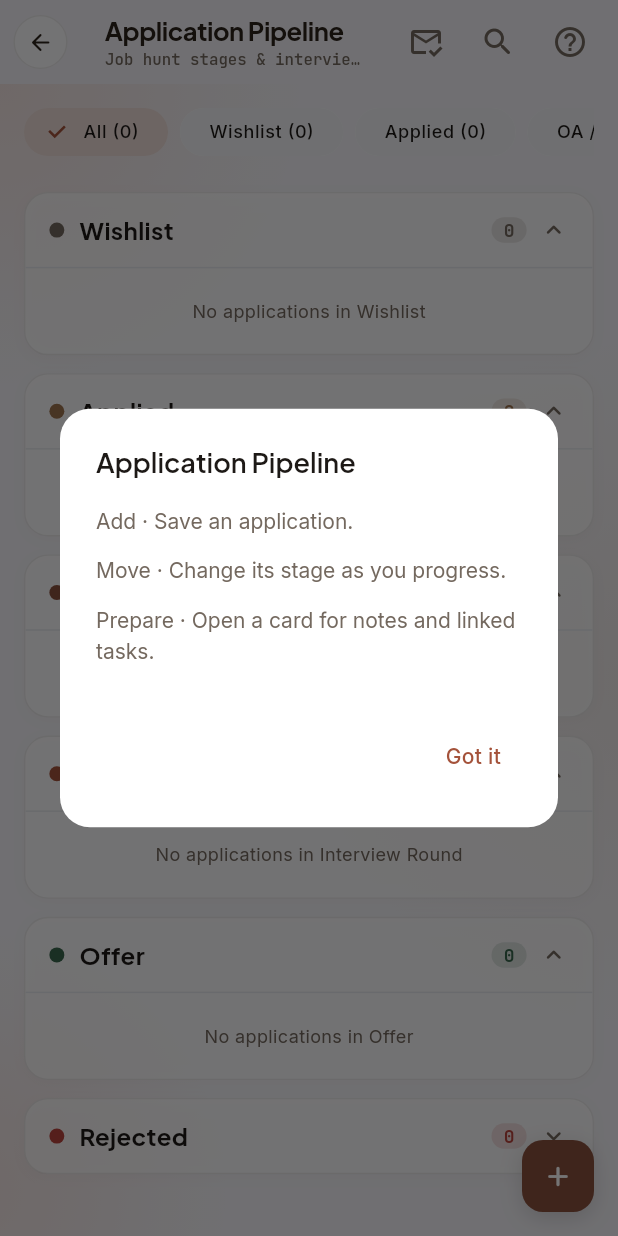
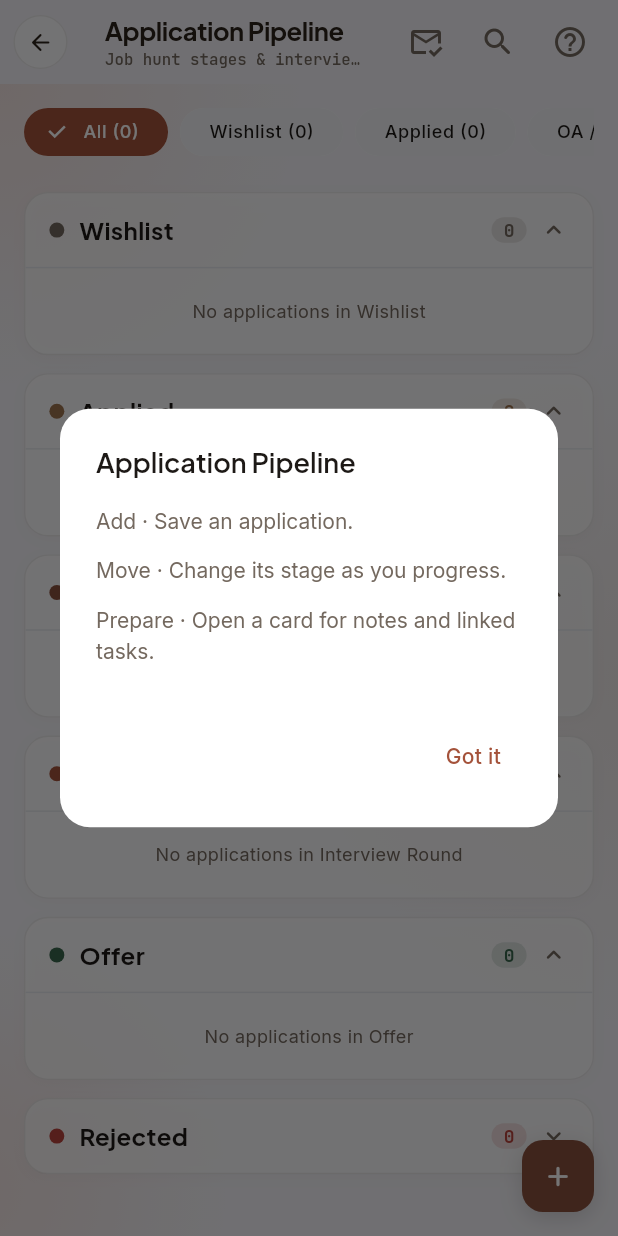
Before and after one commit to Arun-Singh-315/Ascent-Beta, a Flutter app: the PipelineScreen screen opened by its route, on a phone screen of 412 x 824 dp. Run offline on Flutter 3.47's test engine with Material 3 defaults, Android fonts, the phone set to English and light mode, and no system bars; our stand-ins replace audioplayers, drift, drift_flutter, file_picker, fl_chart, flutter_local_notifications and 12 more; missing offline and left inert: flutter_pdfview; accounts and stored records are empty; generated files the repository leaves out were written again; project files that could hold a hidden picture were left out.

Commit message:
refactor: balance Nordic Sky palette with obsidian headings, white toggle text, and warm copper accents

```diff
--- a/lib/app/theme/app_theme.dart
+++ b/lib/app/theme/app_theme.dart
@@ -31,7 +31,8 @@ class AscentTheme {
   static ThemeData assistant(ThemeData parent) {
     if (parent.brightness == Brightness.dark) return parent;
     final parentGlass = parent.extension<AscentGlass>() ?? AscentGlass.light;
-    final isNordic = parentGlass.clay == const Color(0xFF0EA5E9) ||
+    final isNordic = parentGlass.clay == const Color(0xFFC05621) ||
+        parentGlass.slate == const Color(0xFF0284C7) ||
         parentGlass.bg == const Color(0xFFF0F4F9);
     final original = _build(
       brightness: Brightness.light,
@@ -76,13 +77,13 @@ class AscentTheme {
         : (isNordicSky ? const Color(0xFFE8EEF5) : AscentColors.bgSurfaceElevated);
     final accentPrimary = isDark
         ? AscentColors.accentPrimaryDark
-        : (isNordicSky ? const Color(0xFF0EA5E9) : AscentColors.accentPrimary);
+        : (isNordicSky ? const Color(0xFF0284C7) : AscentColors.accentPrimary);
     final accentSecondary = isDark
         ? AscentColors.accentSecondaryDark
-        : (isNordicSky ? const Color(0xFF38BDF8) : AscentColors.accentSecondary);
+        : (isNordicSky ? const Color(0xFF0369A1) : AscentColors.accentSecondary);
     final accentInfo = isDark
         ? AscentColors.accentInfoDark
-        : (isNordicSky ? const Color(0xFF38BDF8) : AscentColors.accentInfo);
+        : (isNordicSky ? const Color(0xFFD97706) : AscentColors.accentInfo);
     final stateDanger = isDark
         ? AscentColors.stateDangerDark
         : (isNordicSky ? const Color(0xFFDC2626) : AscentColors.stateDanger);
@@ -287,9 +288,12 @@ class AscentTheme {
       // ── Text button ─────────────────────────────────────────────────────────
       textButtonTheme: TextButtonThemeData(
         style: ButtonStyle(
-          foregroundColor: WidgetStatePropertyAll(accentPrimary),
+          foregroundColor: WidgetStatePropertyAll(
+            isNordicSky ? const Color(0xFF0369A1) : accentPrimary,
+          ),
           overlayColor: WidgetStatePropertyAll(
-            accentPrimary.withValues(alpha: 0.08),
+            (isNordicSky ? const Color(0xFF0369A1) : accentPrimary)
+                .withValues(alpha: 0.08),
           ),
           textStyle: WidgetStatePropertyAll(AscentTextStyles.labelMedium),
           shape: const WidgetStatePropertyAll(
@@ -306,13 +310,17 @@ class AscentTheme {
       // ── Outlined button ─────────────────────────────────────────────────────
       outlinedButtonTheme: OutlinedButtonThemeData(
         style: ButtonStyle(
-          foregroundColor: WidgetStatePropertyAll(accentPrimary),
+          foregroundColor: WidgetStatePropertyAll(
+            isNordicSky ? const Color(0xFF0F172A) : accentPrimary,
+          ),
           overlayColor: WidgetStatePropertyAll(
             accentPrimary.withValues(alpha: 0.08),
           ),
           side: WidgetStatePropertyAll(
             BorderSide(
-              color: day ? AppSurfaces.day.ink : divider,
+              color: day
+                  ? AppSurfaces.day.ink
+                  : (isNordicSky ? const Color(0xFFCBD5E1) : divider),
               width: day ? AppSurfaces.day.cardBorderWidth : 1.0,
             ),
           ),
@@ -343,7 +351,7 @@ class AscentTheme {
         }),
         trackColor: WidgetStateProperty.resolveWith((states) {
           if (states.contains(WidgetState.selected)) {
-            if (isNordicSky) return const Color(0xFF38BDF8);
+            if (isNordicSky) return const Color(0xFF0284C7);
             return isDark
                 ? accentPrimary.withValues(alpha: 0.38)
                 : const Color(0xFFC07360).withValues(alpha: 0.28);
--- a/lib/app/theme/glass_theme.dart
+++ b/lib/app/theme/glass_theme.dart
@@ -92,25 +92,25 @@ class AscentGlass extends ThemeExtension<AscentGlass> {
 
   static const nordicSky = AscentGlass(
     bg: Color(0xFFF0F4F9),
-    fill: Color.fromRGBO(255, 255, 255, 0.72),
+    fill: Color.fromRGBO(255, 255, 255, 0.78),
     edge: Color.fromRGBO(15, 23, 42, 0.08),
     highlight: Color.fromRGBO(255, 255, 255, 0.95),
     line: Color.fromRGBO(15, 23, 42, 0.08),
-    glow1: Color.fromRGBO(56, 189, 248, 0.22),
-    glow2: Color.fromRGBO(14, 165, 233, 0.14),
-    track: Color.fromRGBO(15, 23, 42, 0.10),
-    nav: Color.fromRGBO(240, 244, 249, 0.85),
-    shadow: Color.fromRGBO(15, 23, 42, 0.12),
-    clay: Color(0xFF0EA5E9),
-    claySoft: Color.fromRGBO(14, 165, 233, 0.14),
-    slate: Color(0xFF38BDF8),
-    slateSoft: Color.fromRGBO(56, 189, 248, 0.14),
-    sage: Color(0xFF10B981),
-    sageSoft: Color.fromRGBO(16, 185, 129, 0.12),
-    amber: Color(0xFFF59E0B),
-    amberSoft: Color.fromRGBO(245, 158, 11, 0.12),
-    coral: Color(0xFFEF4444),
-    coralSoft: Color.fromRGBO(239, 68, 68, 0.12),
+    glow1: Color.fromRGBO(2, 132, 199, 0.12),
+    glow2: Color.fromRGBO(217, 119, 6, 0.08),
+    track: Color.fromRGBO(15, 23, 42, 0.08),
+    nav: Color.fromRGBO(240, 244, 249, 0.88),
+    shadow: Color.fromRGBO(15, 23, 42, 0.08),
+    clay: Color(0xFFC05621),
+    claySoft: Color.fromRGBO(192, 86, 33, 0.12),
+    slate: Color(0xFF0284C7),
+    slateSoft: Color.fromRGBO(2, 132, 199, 0.12),
+    sage: Color(0xFF059669),
+    sageSoft: Color.fromRGBO(5, 150, 105, 0.12),
+    amber: Color(0xFFD97706),
+    amberSoft: Color.fromRGBO(217, 119, 6, 0.12),
+    coral: Color(0xFFDC2626),
+    coralSoft: Color.fromRGBO(220, 38, 38, 0.12),
     ink: Color(0xFF0F172A),
     inkSecondary: Color(0xFF334155),
     inkMuted: Color(0xFF64748B),
--- a/lib/app/theme/surface_tokens.dart
+++ b/lib/app/theme/surface_tokens.dart
@@ -97,14 +97,14 @@ class AppSurfaces extends ThemeExtension<AppSurfaces> {
     outlined: true,
     ink: Color(0xFF0F172A),
     mutedText: Color(0xFF64748B),
-    accent: Color(0xFF0EA5E9),
-    greenAction: Color(0xFF0EA5E9),
+    accent: Color(0xFF0284C7),
+    greenAction: Color(0xFF059669),
     cardFill: Colors.transparent,
     cardBorderColor: Color(0xFF0F172A),
     pillBorderColor: Color(0xFF0F172A),
     dividerColor: Color(0x330F172A),
-    tintFill: Color(0x240EA5E9),
-    tintBorder: Color(0x4D0EA5E9),
+    tintFill: Color(0x1F0284C7),
+    tintBorder: Color(0x4D0284C7),
     onAccent: Colors.white,
     cardBorderWidth: 1.5,
     pillBorderWidth: 1,
@@ -115,14 +115,14 @@ class AppSurfaces extends ThemeExtension<AppSurfaces> {
   static final legacyNordicSky = night.copyWith(
     ink: AscentGlass.nordicSky.ink,
     mutedText: AscentGlass.nordicSky.inkMuted,
-    accent: AscentGlass.nordicSky.clay,
-    greenAction: const Color(0xFF0EA5E9),
+    accent: AscentGlass.nordicSky.slate,
+    greenAction: const Color(0xFF059669),
     cardFill: AscentGlass.nordicSky.fill,
     cardBorderColor: AscentGlass.nordicSky.edge,
     pillBorderColor: AscentGlass.nordicSky.edge,
     dividerColor: AscentGlass.nordicSky.line,
-    tintFill: AscentGlass.nordicSky.claySoft,
-    tintBorder: AscentGlass.nordicSky.clay.withValues(alpha: .25),
+    tintFill: AscentGlass.nordicSky.slateSoft,
+    tintBorder: AscentGlass.nordicSky.slate.withValues(alpha: .25),
     shadow: AscentGlass.nordicSky.shadow,
   );
 
--- a/lib/features/home/widgets/thought_wall_home_preview.dart
+++ b/lib/features/home/widgets/thought_wall_home_preview.dart
@@ -189,7 +189,7 @@ class _ThoughtWallHomePreviewState
                   ?latest,
                 ];
               } else {
-                previewThoughts = thoughts.take(2).toList();
+                previewThoughts = thoughts.take(1).toList();
               }
             }
 
--- a/lib/features/pipeline/pipeline_screen.dart
+++ b/lib/features/pipeline/pipeline_screen.dart
@@ -158,10 +158,13 @@ class _PipelineScreenState extends ConsumerState<PipelineScreen> {
                         selected: _filterStage == null,
                         label: Text('All (${allApps.length})'),
                         onSelected: (_) => setState(() => _filterStage = null),
-                        selectedColor: context.accentPrimary.withValues(
-                          alpha: 0.2,
+                        selectedColor: context.accentPrimary,
+                        checkmarkColor: AppPalette.white,
+                        labelStyle: AscentTextStyles.labelSmall.copyWith(
+                          color: _filterStage == null
+                              ? AppPalette.white
+                              : context.textPrimary,
                         ),
-                        checkmarkColor: context.accentPrimary,
                       ),
                       const SizedBox(width: 8),
                       ..._stages.map((stage) {
@@ -177,11 +180,13 @@ class _PipelineScreenState extends ConsumerState<PipelineScreen> {
                             onSelected: (_) => setState(() {
                               _filterStage = isSelected ? null : stage;
                             }),
-                            selectedColor: _stageColor(
-                              context,
-                              stage,
-                            ).withValues(alpha: 0.2),
-                            checkmarkColor: _stageColor(context, stage),
+                            selectedColor: _stageColor(context, stage),
+                            checkmarkColor: AppPalette.white,
+                            labelStyle: AscentTextStyles.labelSmall.copyWith(
+                              color: isSelected
+                                  ? AppPalette.white
+                                  : context.textPrimary,
+                            ),
                           ),
                         );
                       }),
--- a/lib/features/study_plan/study_plan_screen.dart
+++ b/lib/features/study_plan/study_plan_screen.dart
@@ -976,7 +976,7 @@ class _FilterChipItem extends StatelessWidget {
           label,
           style: AppStateTypography.stateType12(
             state0: isSelected,
-            color: context.surfaces.contentForeground(isSelected, isSelected ? AppPalette.white : context.textPrimary),
+            color: isSelected ? AppPalette.white : context.textPrimary,
           ),
         ),
       ),
--- a/lib/features/today/task_board_screen.dart
+++ b/lib/features/today/task_board_screen.dart
@@ -386,13 +386,15 @@ class _TaskBoardScreenState extends ConsumerState<TaskBoardScreen> {
                   nightDecoration: BoxDecoration(
                     color: isSelected
                         ? AppPalette.white.withValues(alpha: 0.25)
-                        : g.claySoft,
+                        : (context.isDark
+                            ? g.claySoft
+                            : context.divider.withValues(alpha: 0.5)),
                     borderRadius: AppGeometry.roundedr8,
                   ),
                   child: Text(
                     '$count',
                     style: AppTypography.jetBrainsMono11W7002(
-                      color: isSelected ? AppPalette.white : g.clay,
+                      color: isSelected ? AppPalette.white : g.ink,
                     ),
                   ),
                 ),
--- a/lib/shared/widgets/app_surfaces.dart
+++ b/lib/shared/widgets/app_surfaces.dart
@@ -1,6 +1,7 @@
 import 'dart:ui' show ImageFilter;
 import 'package:flutter/material.dart';
 import 'package:flutter/services.dart';
+import '../../app/theme/color_tokens.dart';
 import '../../app/theme/surface_tokens.dart';
 
 /// The single grouped-content surface. Existing glass geometry is retained.
@@ -145,17 +146,21 @@ class AppPill extends AppCard {
   }) => Builder(
     builder: (context) {
       if (!context.surfaces.outlined) {
+        final effectiveLabelStyle = labelStyle ??
+            (selected
+                ? const TextStyle(color: Colors.white, fontWeight: FontWeight.w600)
+                : TextStyle(color: context.surfaces.ink));
         return ChoiceChip(
           key: key,
           label: label,
           selected: selected,
           onSelected: onSelected,
-          selectedColor: selectedColor,
+          selectedColor: selectedColor ?? context.accentPrimary,
           backgroundColor: backgroundColor,
-          labelStyle: labelStyle,
+          labelStyle: effectiveLabelStyle,
           side: side,
           shape: shape,
-          checkmarkColor: checkmarkColor,
+          checkmarkColor: checkmarkColor ?? Colors.white,
         );
       }
       return _dayChip(
@@ -181,17 +186,21 @@ class AppPill extends AppCard {
   }) => Builder(
     builder: (context) {
       if (!context.surfaces.outlined) {
+        final effectiveLabelStyle = labelStyle ??
+            (selected
+                ? const TextStyle(color: Colors.white, fontWeight: FontWeight.w600)
+                : TextStyle(color: context.surfaces.ink));
         return FilterChip(
           key: key,
           label: label,
           selected: selected,
           onSelected: onSelected,
-          selectedColor: selectedColor,
+          selectedColor: selectedColor ?? context.accentPrimary,
           backgroundColor: backgroundColor,
-          labelStyle: labelStyle,
+          labelStyle: effectiveLabelStyle,
           side: side,
           shape: shape,
-          checkmarkColor: checkmarkColor,
+          checkmarkColor: checkmarkColor ?? Colors.white,
         );
       }
       return _dayChip(
```
Also changed, not shown: lib/core/learning_hub/learning_hub_provider.dart (+6 -1 lines), lib/features/home/widgets/home_theme.dart (+4 -3 lines), lib/features/reminders/reminders_screen.dart (+10 -6 lines), lib/features/settings/settings_screen.dart (+14 -11 lines), lib/features/thought_wall/thought_wall_screen.dart (+9 -19 lines), lib/features/today/add_activity_sheet.dart (+29 -22 lines), 2 other files.
